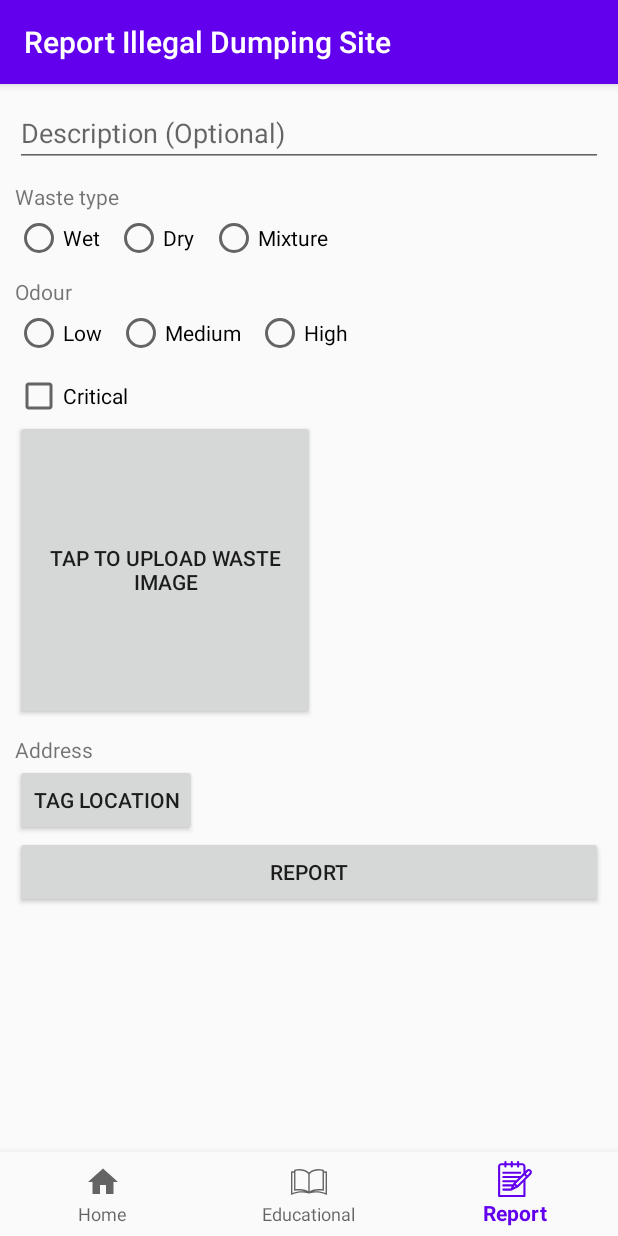
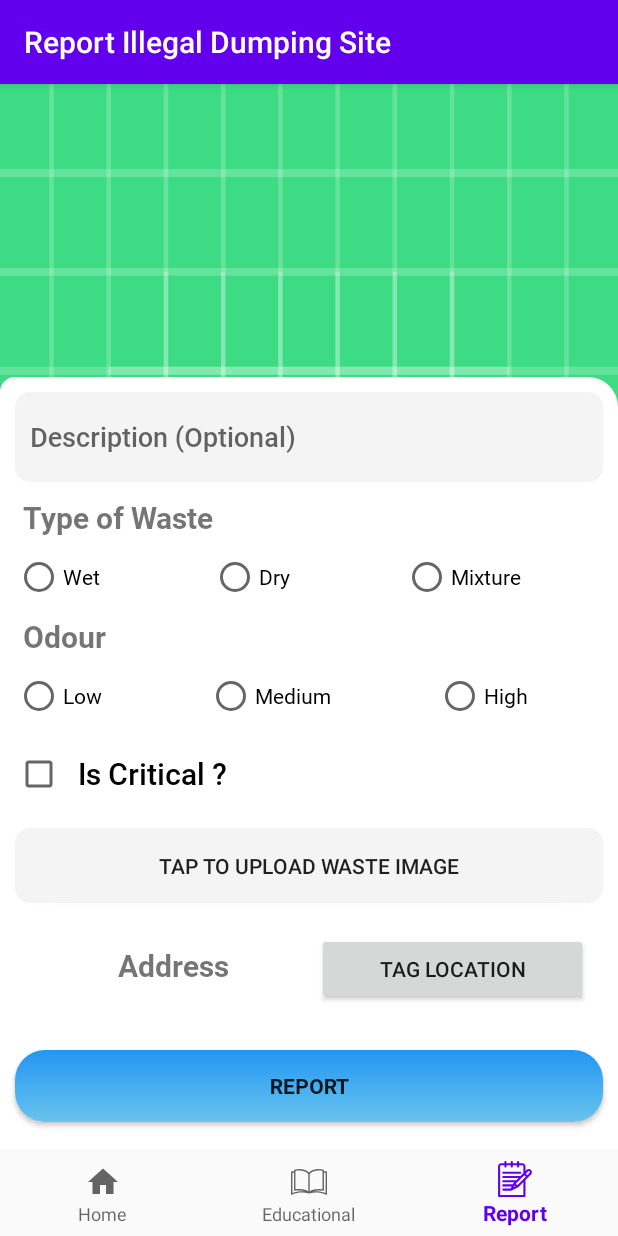
Before and after one commit to ankurs287/Waste-Management, an Android app: the ReportFragment screen opened through its navigation route, on a phone screen of 412 x 824 dp. Run offline under Robolectric (Android 15) with nearby library versions, the phone set to English and light mode, and no system bars; our stand-ins replace Firebase (no records; nobody signed in at launch, a user with empty details on screens opened directly), navigation-ui; libraries missing offline, so code that uses them is left out: com.esafirm.imagepicker, com.shivtechs.maplocationpicker; 1 statement that could not run was skipped.

Commit message:
Added UI Elements

```diff
--- a/app/src/main/res/drawable/bgcard2.xml
+++ b/app/src/main/res/drawable/bgcard2.xml
@@ -1,5 +1,5 @@
 <?xml version="1.0" encoding="utf-8"?>
 <shape xmlns:android="http://schemas.android.com/apk/res/android">
         <solid android:color="#ffff"></solid>
-        <corners android:topLeftRadius="20dp" android:topRightRadius="20dp"></corners>
+        <corners android:topLeftRadius="10dp" android:topRightRadius="20dp"></corners>
 </shape>
--- a/app/src/main/res/drawable/buttonbg.xml
+++ b/app/src/main/res/drawable/buttonbg.xml
@@ -1,5 +1,5 @@
 <?xml version="1.0" encoding="utf-8"?>
 <shape xmlns:android="http://schemas.android.com/apk/res/android">
-    <gradient android:startColor="#11998e" android:endColor="#38ef7d" android:angle="90"></gradient>
-    <corners android:radius="50dp"> </corners>
+    <gradient android:startColor="#6AC4ED" android:endColor="#2196F3" android:angle="90"></gradient>
+    <corners android:radius="20dp"> </corners>
 </shape>
--- /dev/null
+++ b/app/src/main/res/drawable/edittext.xml
@@ -0,0 +1,5 @@
+<?xml version="1.0" encoding="utf-8"?>
+<shape xmlns:android="http://schemas.android.com/apk/res/android">
+    <solid android:color="#F4F4F4"></solid>
+    <corners android:radius="10dp"> </corners>
+</shape>
--- a/app/src/main/res/layout/fragment_report.xml
+++ b/app/src/main/res/layout/fragment_report.xml
@@ -3,96 +3,114 @@
     xmlns:app="http://schemas.android.com/apk/res-auto"
     xmlns:tools="http://schemas.android.com/tools"
     android:layout_width="match_parent"
-    android:layout_height="match_parent">
+    android:layout_height="match_parent"
+    android:background="@drawable/ic_launcher_background">
+
 
     <LinearLayout
         android:layout_width="match_parent"
-        android:layout_height="match_parent"
+        android:layout_height="wrap_content"
+        android:background="@drawable/bgcard2"
         android:orientation="vertical"
-        android:padding="10dp"
+        android:layout_alignParentBottom="true"
         tools:context=".report.ReportFragment">
 
         <EditText
             android:id="@+id/et_description"
             android:layout_width="match_parent"
-            android:layout_height="wrap_content"
-            android:layout_marginBottom="10dp"
+            android:layout_height="60dp"
+            android:layout_margin="10dp"
             android:hint="Description (Optional)"
+            android:fontFamily="@font/robotomedium"
+            android:background="@drawable/edittext"
+            android:paddingLeft="10dp"
             android:inputType="textPersonName" />
 
         <TextView
-            android:layout_width="wrap_content"
+            android:layout_width="match_parent"
             android:layout_height="wrap_content"
-            android:layout_marginBottom="2dp"
-            android:text="Waste type" />
+            android:gravity="left"
+            android:layout_marginLeft="15dp"
+            android:fontFamily="@font/robotobold"
+            android:textSize="20dp"
+            android:text="Type of Waste" />
 
         <RadioGroup
             android:id="@+id/rbg_waste_type"
             android:layout_width="match_parent"
             android:layout_height="wrap_content"
-            android:layout_marginBottom="10dp"
+            android:layout_weight="3"
             android:orientation="horizontal">
 
             <RadioButton
                 android:id="@+id/rb_wet"
                 android:layout_width="wrap_content"
                 android:layout_height="wrap_content"
-                android:layout_marginEnd="10dp"
-                android:layout_marginRight="10dp"
+                android:fontFamily="@font/robotoregular"
+                android:layout_weight="1"
+                android:layout_margin="10dp"
                 android:text="Wet" />
 
             <RadioButton
                 android:id="@+id/rb_dry"
                 android:layout_width="wrap_content"
                 android:layout_height="wrap_content"
-                android:layout_marginEnd="10dp"
-                android:layout_marginRight="10dp"
+                android:fontFamily="@font/robotoregular"
+                android:layout_weight="1"
+                android:layout_margin="10dp"
                 android:text="Dry" />
 
             <RadioButton
                 android:id="@+id/rb_mixture"
                 android:layout_width="wrap_content"
                 android:layout_height="wrap_content"
-                android:layout_marginEnd="10dp"
-                android:layout_marginRight="10dp"
+                android:fontFamily="@font/robotoregular"
+                android:layout_weight="1"
+                android:layout_margin="10dp"
                 android:text="Mixture" />
         </RadioGroup>
 
         <TextView
             android:layout_width="match_parent"
             android:layout_height="wrap_content"
-            android:layout_marginBottom="2dp"
+            android:gravity="left"
+            android:layout_marginLeft="15dp"
+            android:fontFamily="@font/robotobold"
+            android:textSize="20dp"
             android:text="Odour" />
 
         <RadioGroup
             android:id="@+id/rbg_odour"
             android:layout_width="match_parent"
             android:layout_height="wrap_content"
-            android:layout_marginBottom="10dp"
+
             android:orientation="horizontal">
 
             <RadioButton
                 android:id="@+id/rb_low"
+                android:layout_weight="1"
+                android:layout_margin="10dp"
                 android:layout_width="wrap_content"
                 android:layout_height="wrap_content"
-                android:layout_marginEnd="10dp"
-                android:layout_marginRight="10dp"
+                android:fontFamily="@font/robotoregular"
                 android:text="Low" />
 
             <RadioButton
                 android:id="@+id/rb_medium"
+                android:layout_weight="1"
+                android:layout_margin="10dp"
                 android:layout_width="wrap_content"
                 android:layout_height="wrap_content"
-                android:layout_marginEnd="10dp"
-                android:layout_marginRight="10dp"
+                android:fontFamily="@font/robotoregular"
                 android:text="Medium" />
 
             <RadioButton
                 android:id="@+id/rb_high"
+                android:layout_weight="1"
+                android:layout_margin="10dp"
                 android:layout_width="wrap_content"
                 android:layout_height="wrap_content"
-                android:layout_marginEnd="10dp"
-                android:layout_marginRight="10dp"
+                android:fontFamily="@font/robotoregular"
                 android:text="High" />
         </RadioGroup>
 
@@ -100,33 +118,62 @@
             android:id="@+id/cb_critical"
             android:layout_width="wrap_content"
             android:layout_height="wrap_content"
-            android:text="Critical" />
+            android:textSize="20dp"
+            android:layout_margin="10dp"
+            android:fontFamily="@font/robotomedium"
+            android:paddingLeft="10dp"
+            android:text="Is Critical ?" />
 
         <Button
             android:id="@+id/btnWasteImage"
-            android:layout_width="200dp"
-            android:layout_height="200dp"
-            android:layout_marginBottom="10dp"
+            android:layout_width="match_parent"
+            android:layout_height="50dp"
+            android:layout_margin="10dp"
+            android:background="@drawable/edittext"
             android:text="Tap to upload waste image" />
 
+
+        <LinearLayout
+            android:layout_width="match_parent"
+            android:layout_height="wrap_content"
+            android:orientation="horizontal"
+            android:layout_margin="10dp"
+            android:layout_weight="3"
+            >
             <TextView
                 android:id="@+id/tvAddress"
                 android:layout_width="wrap_content"
                 android:layout_height="wrap_content"
+                android:fontFamily="@font/robotobold"
+                android:textSize="20dp"
+                android:layout_weight="2"
+                android:layout_marginLeft="10dp"
+                android:gravity="center"
                 android:text="Address" />
 
             <Button
                 android:id="@+id/btnLocation"
                 android:layout_width="wrap_content"
                 android:layout_height="wrap_content"
+                android:layout_weight="1"
+                android:layout_marginRight="10dp"
                 android:text="Tag Location" />
+        </LinearLayout>
+
 
         <Button
             android:id="@+id/btnReport"
             android:layout_width="match_parent"
             android:layout_height="wrap_content"
+            android:fontFamily="@font/robotobold"
+            android:layout_marginLeft="10dp"
+            android:layout_marginTop="20dp"
+            android:layout_marginBottom="20dp"
+            android:layout_marginRight="10dp"
+            android:background="@drawable/buttonbg"
             android:text="Report"
-            app:layout_constraintBottom_toBottomOf="parent" />
+
+        />
 
     </LinearLayout>
 
```
Lines whose indentation alone changed are shown as unchanged.
